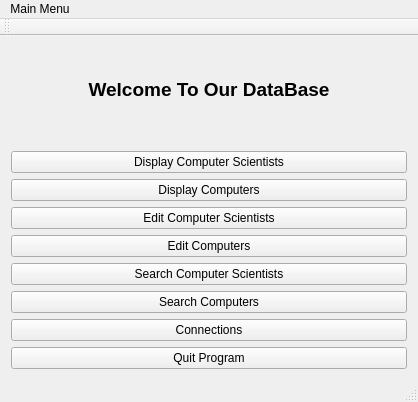
Qt form Verkefni3/mainwindow.ui (ivarmarkusson/Verkefni-1) before a commit.
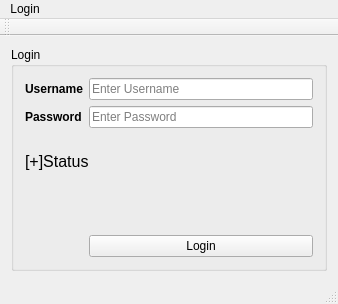
The same form after that commit.

What changed in the file:
```diff
--- a/Verkefni3/mainwindow.ui
+++ b/Verkefni3/mainwindow.ui
@@ -6,76 +6,71 @@
    <rect>
     <x>0</x>
     <y>0</y>
-    <width>418</width>
-    <height>402</height>
+    <width>338</width>
+    <height>304</height>
    </rect>
   </property>
   <property name="windowTitle">
    <string>MainWindow</string>
   </property>
   <widget class="QWidget" name="centralWidget">
-   <layout class="QVBoxLayout" name="verticalLayout">
-    <item>
-     <widget class="QLabel" name="label">
-      <property name="text">
-       <string>&lt;html&gt;&lt;head/&gt;&lt;body&gt;&lt;p align=&quot;center&quot;&gt;&lt;span style=&quot; font-size:14pt; font-weight:600;&quot;&gt;Welcome To Our DataBase&lt;br/&gt;&lt;/span&gt;&lt;/p&gt;&lt;/body&gt;&lt;/html&gt;</string>
+   <layout class="QGridLayout" name="gridLayout">
+    <item row="1" column="0">
+     <widget class="QGroupBox" name="groupBox_login">
+      <property name="title">
+       <string>Login</string>
       </property>
-     </widget>
-    </item>
-    <item>
-     <widget class="QPushButton" name="displayScientistsMenu_pushButton">
+      <layout class="QGridLayout" name="gridLayout_2">
+       <item row="0" column="0">
+        <widget class="QLabel" name="label_username">
       <property name="text">
-       <string>Display Computer Scientists</string>
+          <string>&lt;html&gt;&lt;head/&gt;&lt;body&gt;&lt;p&gt;&lt;span style=&quot; font-weight:600;&quot;&gt;Username&lt;/span&gt;&lt;/p&gt;&lt;/body&gt;&lt;/html&gt;</string>
       </property>
      </widget>
     </item>
-    <item>
-     <widget class="QPushButton" name="displayComputersMenu_pushButton">
-      <property name="text">
-       <string>Display Computers</string>
+       <item row="0" column="1">
+        <widget class="QLineEdit" name="lineEdit_username">
+         <property name="placeholderText">
+          <string>Enter Username</string>
       </property>
      </widget>
     </item>
-    <item>
-     <widget class="QPushButton" name="editScientistsMenu_pushButton">
+       <item row="1" column="0">
+        <widget class="QLabel" name="label_password">
       <property name="text">
-       <string>Edit Computer Scientists</string>
+          <string>&lt;html&gt;&lt;head/&gt;&lt;body&gt;&lt;p&gt;&lt;span style=&quot; font-weight:600;&quot;&gt;Password&lt;/span&gt;&lt;/p&gt;&lt;/body&gt;&lt;/html&gt;</string>
       </property>
      </widget>
     </item>
-    <item>
-     <widget class="QPushButton" name="editComputersMenu_pushButton">
-      <property name="text">
-       <string>Edit Computers</string>
+       <item row="1" column="1">
+        <widget class="QLineEdit" name="lineEdit_password">
+         <property name="placeholderText">
+          <string>Enter Password</string>
       </property>
      </widget>
     </item>
-    <item>
-     <widget class="QPushButton" name="searchScientistsMenu_pushButton">
+       <item row="2" column="0" colspan="2">
+        <widget class="QLabel" name="label_status">
       <property name="text">
-       <string>Search Computer Scientists</string>
+          <string>&lt;html&gt;&lt;head/&gt;&lt;body&gt;&lt;p&gt;&lt;span style=&quot; font-size:12pt;&quot;&gt;[+]Status&lt;/span&gt;&lt;/p&gt;&lt;p align=&quot;center&quot;&gt;&lt;br/&gt;&lt;/p&gt;&lt;/body&gt;&lt;/html&gt;</string>
       </property>
      </widget>
     </item>
-    <item>
-     <widget class="QPushButton" name="searchComputersMenu_pushButton">
+       <item row="3" column="1">
+        <widget class="QPushButton" name="pushButton_login">
       <property name="text">
-       <string>Search Computers</string>
+          <string>Login</string>
       </property>
      </widget>
     </item>
-    <item>
-     <widget class="QPushButton" name="connectionMenu_pushButton">
-      <property name="text">
-       <string>Connections</string>
-      </property>
-     </widget>
-    </item>
-    <item>
-     <widget class="QPushButton" name="quit_pushButton">
-      <property name="text">
-       <string>Quit Program</string>
-      </property>
+      </layout>
+      <zorder>label_username</zorder>
+      <zorder>label_password</zorder>
+      <zorder>lineEdit_username</zorder>
+      <zorder>lineEdit_password</zorder>
+      <zorder>lineEdit_password</zorder>
+      <zorder>pushButton_login</zorder>
+      <zorder>label_status</zorder>
      </widget>
     </item>
    </layout>
@@ -85,13 +80,13 @@
     <rect>
      <x>0</x>
      <y>0</y>
-     <width>418</width>
-     <height>21</height>
+     <width>338</width>
+     <height>26</height>
     </rect>
    </property>
    <widget class="QMenu" name="menuMain_Menu">
     <property name="title">
-     <string>Main Menu</string>
+     <string>Login</string>
     </property>
    </widget>
    <addaction name="menuMain_Menu"/>
```
Left out of the diff: 5 changed lines with no effect on the pictures. Lines whose indentation alone changed are shown as unchanged.
